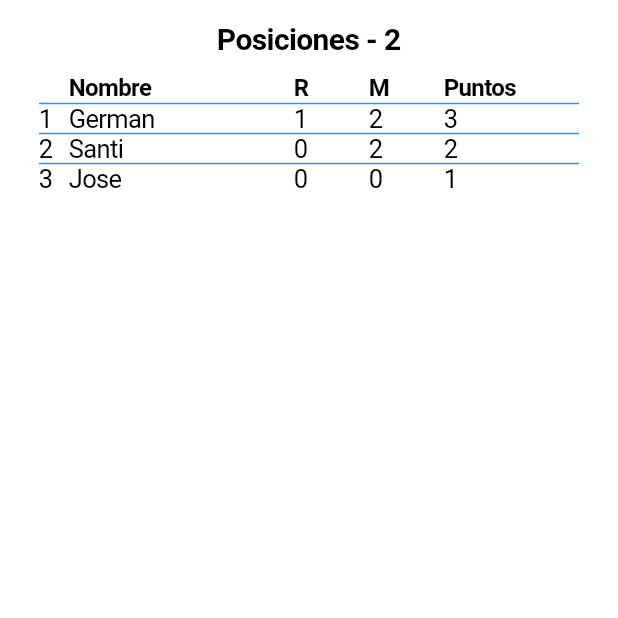
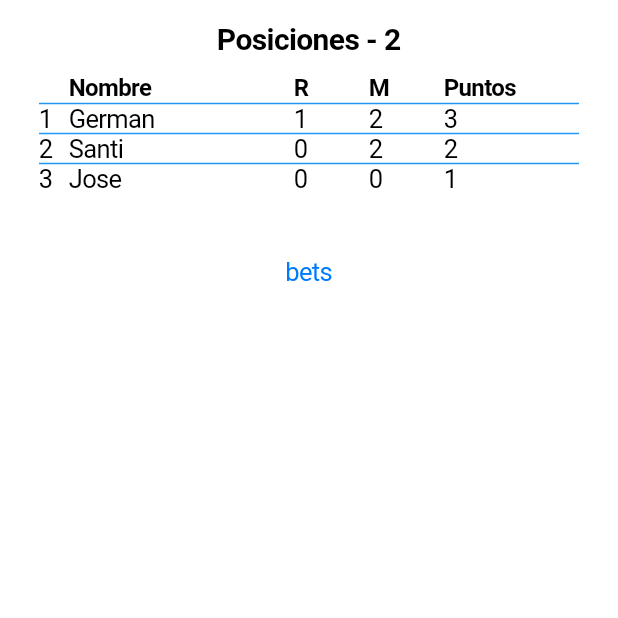
Before and after one commit to pollaza/flutter-app, a Flutter app: the Home screen opened by its route, on a phone screen of 412 x 824 dp, the top half of it. Run offline on Flutter 3.47's test engine with Material 2 defaults, Android fonts, the phone set to English and light mode, and no system bars; our stand-ins replace dio; missing offline and left inert: flutter_number_picker.

Commit message:
Get bets

```diff
--- a/lib/api_provider.dart
+++ b/lib/api_provider.dart
@@ -35,7 +35,7 @@ class ApiProvider {
   }
 
   Future getBets() async {
-    final response = await _dio.get('/Bets');
+    final response = await _dio.get('/Bet');
 
     print(response.data.toString());
   }
--- a/lib/home.dart
+++ b/lib/home.dart
@@ -1,4 +1,5 @@
 import 'package:flutter/cupertino.dart';
+import 'package:pollaza/api_provider.dart';
 import 'package:pollaza/profile.dart';
 import 'rankings.dart';
 import 'matches.dart';
@@ -33,7 +34,16 @@ class Home extends StatelessWidget {
       tabBuilder: (BuildContext context, int index) {
         switch (index) {
           case 0:
-            return SafeArea(child: Container(child: Rankings(phase: 2)));
+            return SafeArea(
+                child: Container(
+                    child: Column(
+              children: [
+                Rankings(phase: 2),
+                CupertinoButton(
+                    child: Text('bets'),
+                    onPressed: () => ApiProvider().getBets())
+              ],
+            )));
             break;
           case 1:
             return SafeArea(child: Container(child: Matches(phase: 2)));
```
